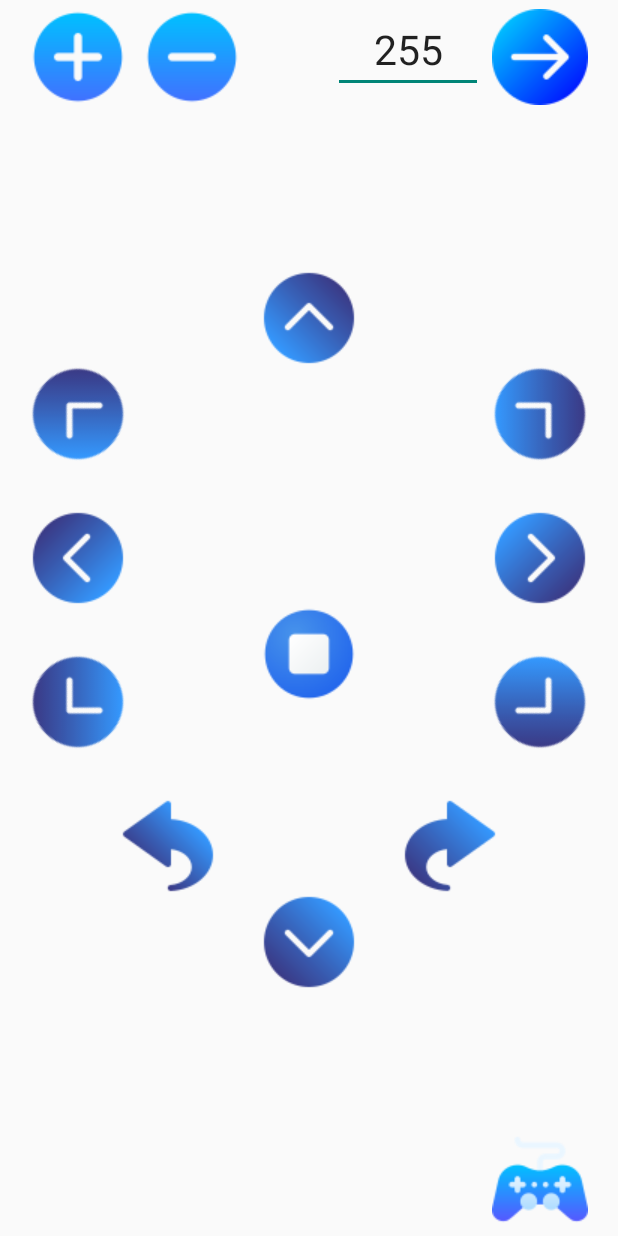
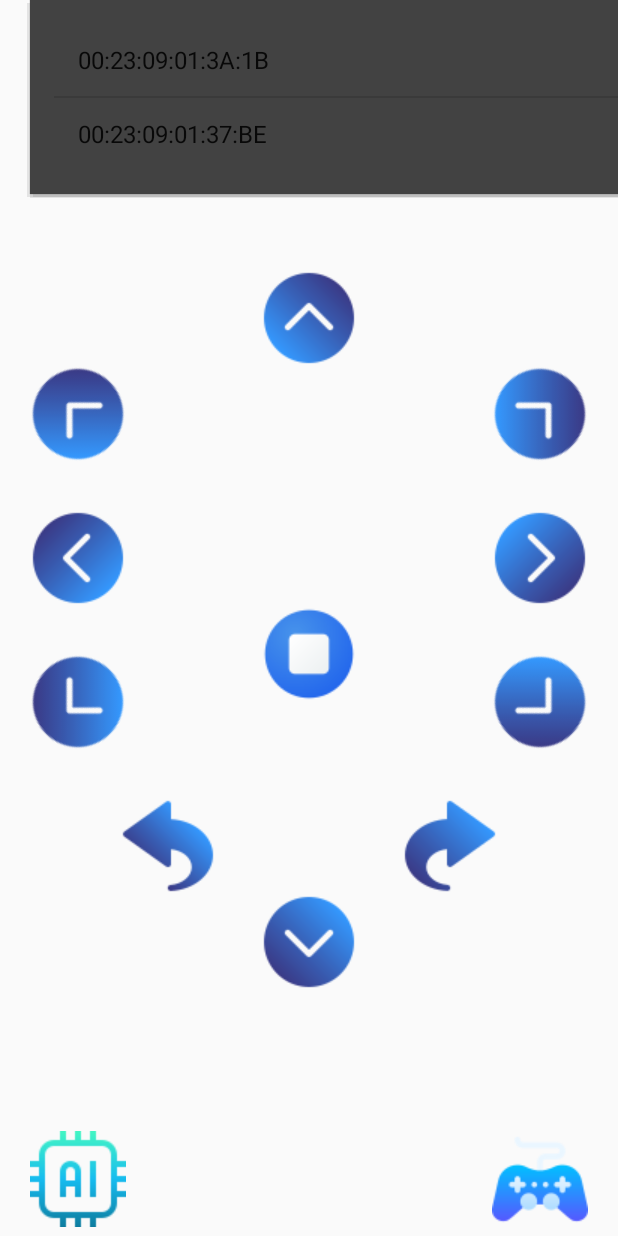
Before and after one commit to Dominik308/ArduinoCarControl, an Android app: the screen it shows after launch (MainActivity), after a tap on an icon or button, on a phone screen of 412 x 824 dp. Run offline under Robolectric (Android 15) with nearby library versions, the phone set to English and light mode, and no system bars.

Commit message:
Added connections popup for different devices. Added a little exception handling

```diff
--- a/app/src/main/java/de/domi/arduinocarcontrol/BluetoothInfo.java
+++ b/app/src/main/java/de/domi/arduinocarcontrol/BluetoothInfo.java
@@ -1,14 +1,12 @@
 package de.domi.arduinocarcontrol;
 
 import android.bluetooth.BluetoothAdapter;
-import android.bluetooth.BluetoothDevice;
 
 import java.util.UUID;
 
 public class BluetoothInfo {
     protected static final UUID uuid = UUID.fromString("00001101-0000-1000-8000-00805F9B34FB");
     protected static final BluetoothAdapter bluetoothAdapter = BluetoothAdapter.getDefaultAdapter();
-    protected static final BluetoothDevice device = bluetoothAdapter.getRemoteDevice("00:23:09:01:3A:1B");
     protected static final char COMMAND_FORWARD = 'F';
     protected static final char COMMAND_BACKWARD = 'B';
     protected static final char COMMAND_LEFT = 'L';
@@ -20,5 +18,7 @@ public class BluetoothInfo {
     protected static final char COMMAND_ROTATE_LEFT = 'C';
     protected static final char COMMAND_ROTATE_RIGHT = 'D';
     protected static final char COMMAND_STOP = 'S';
+    protected static final char COMMAND_SELF_DRIVE = 'A';
+
 
 }
--- a/app/src/main/java/de/domi/arduinocarcontrol/MainActivity.java
+++ b/app/src/main/java/de/domi/arduinocarcontrol/MainActivity.java
@@ -2,14 +2,23 @@ package de.domi.arduinocarcontrol;
 
 import android.Manifest;
 import android.annotation.SuppressLint;
+import android.bluetooth.BluetoothDevice;
 import android.bluetooth.BluetoothSocket;
 import android.content.Intent;
 import android.content.pm.PackageManager;
+import android.graphics.Color;
 import android.os.Bundle;
 import android.util.Log;
+import android.view.LayoutInflater;
 import android.view.MotionEvent;
+import android.view.View;
+import android.view.ViewGroup;
+import android.widget.ArrayAdapter;
 import android.widget.EditText;
 import android.widget.ImageButton;
+import android.widget.ListView;
+import android.widget.PopupWindow;
+import android.widget.TextView;
 import android.widget.Toast;
 
 import androidx.appcompat.app.AppCompatActivity;
@@ -21,8 +30,10 @@ import java.io.OutputStream;
 public class MainActivity extends AppCompatActivity {
     private BluetoothSocket socket;
     private OutputStream outputStream;
+    private TextView status;
+    private PopupWindow popupWindow;
 
-    @SuppressLint("ClickableViewAccessibility")
+    @SuppressLint({"ClickableViewAccessibility", "SetTextI18n"})
     @Override
     protected void onCreate(Bundle savedInstanceState) {
         super.onCreate(savedInstanceState);
@@ -45,12 +56,12 @@ public class MainActivity extends AppCompatActivity {
         ImageButton disconnect = findViewById(R.id.disconnect);
         disconnect.setOnClickListener(v -> onDestroy());
 
-        //start new Intent
+        //Go to Joystick
         ImageButton joystick = findViewById(R.id.joystick);
         joystick.setOnClickListener(v -> {
-            onDestroy();
             Intent intent = new Intent(getApplicationContext(), Joystick.class);
             startActivity(intent);
+            onDestroy();
         });
 
         forwardButton.setOnTouchListener((v, event) -> {
@@ -145,7 +156,48 @@ public class MainActivity extends AppCompatActivity {
         });
 
         stopButton.setOnClickListener(v -> sendCommand(BluetoothInfo.COMMAND_STOP));
-        connect.setOnClickListener(v -> connectToDevice());
+        connect.setOnClickListener(v -> {
+            LayoutInflater inflater = (LayoutInflater) getSystemService(LAYOUT_INFLATER_SERVICE);
+
+            // Inflate the custom layout/view
+            View popupView = inflater.inflate(R.layout.popup_layout, null);
+
+            // Initialize a new instance of PopupWindow
+            popupWindow = new PopupWindow(popupView, ViewGroup.LayoutParams.WRAP_CONTENT, ViewGroup.LayoutParams.WRAP_CONTENT);
+
+            // Set an elevation value for the popup window
+            popupWindow.setElevation(5.0f);
+
+            ListView listView = popupView.findViewById(R.id.listView);
+
+            // Create an ArrayAdapter with the options
+            ArrayAdapter<String> adapter = new ArrayAdapter<>(
+                    MainActivity.this,
+                    android.R.layout.simple_list_item_1,
+                    android.R.id.text1,
+                    new String[]{"00:23:09:01:3A:1B", "00:23:09:01:37:BE"});
+
+            // Set the adapter to the ListView
+            listView.setAdapter(adapter);
+
+            listView.setOnItemClickListener((parent, view, position, id) -> {
+                String address = (String) parent.getItemAtPosition(position);
+                connectToDevice(address);
+                runOnUiThread(() -> popupWindow.dismiss());
+            });
+
+            // Dismiss the popup when the user taps outside of it
+            popupView.setOnTouchListener((v1, event) -> {
+                if (event.getAction() == MotionEvent.ACTION_OUTSIDE) {
+                    runOnUiThread(() -> popupWindow.dismiss());
+                    return true;
+                }
+                return false;
+            });
+
+
+            popupWindow.showAsDropDown(connect, 0, -180);
+        });
 
         sendSpeed.setOnClickListener(v -> {
             try {
@@ -153,19 +205,29 @@ public class MainActivity extends AppCompatActivity {
                     String newSpeed = String.valueOf(speed.getText()) + '\n';
                     outputStream.write(newSpeed.getBytes());
                     outputStream.flush();
-                    Toast.makeText(MainActivity.this, "New Speed: " + speed.getText(), Toast.LENGTH_SHORT).show();
+                    runOnUiThread(() -> Toast.makeText(MainActivity.this, "New Speed: " + speed.getText(), Toast.LENGTH_SHORT).show());
                 } else {
                     Log.e("MSG", "Output stream is null");
                     runOnUiThread(() -> Toast.makeText(MainActivity.this, "Failed to send command", Toast.LENGTH_LONG).show());
                 }
+                runOnUiThread(() -> {
+                    status.setTextColor(Color.RED);
+                    status.setText("Status: Not Connected");
+                    Toast.makeText(MainActivity.this, "Failed to send command", Toast.LENGTH_LONG).show();
+                });
+
             } catch (IOException e) {
                 Log.e("MSG", "Failed to send command", e);
                 e.fillInStackTrace();
-                runOnUiThread(() -> Toast.makeText(MainActivity.this, "Failed to send command", Toast.LENGTH_LONG).show());
             }
         });
+
+        status = findViewById(R.id.status);
+        ImageButton selfDrive = findViewById(R.id.selfDrive);
+        selfDrive.setOnClickListener(v -> sendCommand(BluetoothInfo.COMMAND_SELF_DRIVE));
     }
 
+    @SuppressLint("SetTextI18n")
     private void sendCommand(char command) {
         try {
             if (outputStream != null) {
@@ -173,39 +235,59 @@ public class MainActivity extends AppCompatActivity {
                 outputStream.flush(); // Flush the output stream
             } else {
                 Log.e("MSG", "Output stream is null");
+                status.setText("Status: Not Connected");
+                status.setTextColor(Color.RED);
                 runOnUiThread(() -> Toast.makeText(MainActivity.this, "Failed to send command", Toast.LENGTH_LONG).show());
             }
         } catch (IOException e) {
             Log.e("MSG", "Failed to send command", e);
             e.fillInStackTrace();
+            status.setText("Status: Not Connected");
+            status.setTextColor(Color.RED);
             runOnUiThread(() -> Toast.makeText(MainActivity.this, "Failed to send command", Toast.LENGTH_LONG).show());
         }
     }
 
-    void connectToDevice() {
+    @SuppressLint("SetTextI18n")
+    void connectToDevice(String address) {
         new Thread(() -> {
             try {
                 if (ActivityCompat.checkSelfPermission(MainActivity.this, Manifest.permission.BLUETOOTH_ADMIN) != PackageManager.PERMISSION_GRANTED) {
                     return;
                 }
-                socket = BluetoothInfo.device.createRfcommSocketToServiceRecord(BluetoothInfo.uuid);
+                BluetoothDevice device = BluetoothInfo.bluetoothAdapter.getRemoteDevice(address);
+                socket = device.createRfcommSocketToServiceRecord(BluetoothInfo.uuid);
                 socket.connect();
                 outputStream = socket.getOutputStream();
-                runOnUiThread(() -> Toast.makeText(MainActivity.this, "Bluetooth successfully connected", Toast.LENGTH_LONG).show());
+                runOnUiThread(() -> {
+                    Toast.makeText(MainActivity.this, "Bluetooth successfully connected", Toast.LENGTH_LONG).show();
+                    status.setText("Status: Connected");
+                    status.setTextColor(Color.GREEN);
+                });
+
             } catch (IOException e) {
                 e.fillInStackTrace();
-                runOnUiThread(() -> Toast.makeText(MainActivity.this, "Failed to connect to device", Toast.LENGTH_LONG).show());
+                runOnUiThread(() -> {
+                    Toast.makeText(MainActivity.this, "Failed to connect to device", Toast.LENGTH_LONG).show();
+                    status.setText("Status: Not Connected");
+                    status.setTextColor(Color.RED);
+                });
             }
         }).start();
     }
 
+    @SuppressLint("SetTextI18n")
     @Override
     protected void onDestroy() {
         super.onDestroy();
         try {
             if (socket != null) {
                 socket.close();
-                runOnUiThread(() -> Toast.makeText(MainActivity.this, "Disconnected", Toast.LENGTH_LONG).show());
+                runOnUiThread(() -> {
+                    status.setTextColor(Color.RED);
+                    status.setText("Status: Not Connected");
+                    Toast.makeText(MainActivity.this, "Disconnected", Toast.LENGTH_LONG).show();
+                });
             }
         } catch (IOException e) {
             e.fillInStackTrace();
--- a/app/src/main/res/layout/activity_main.xml
+++ b/app/src/main/res/layout/activity_main.xml
@@ -9,6 +9,7 @@
     tools:context=".MainActivity">
 
     <LinearLayout
+        android:id="@+id/connection"
         android:layout_width="wrap_content"
         android:layout_height="wrap_content"
         android:layout_alignParentTop="true"
@@ -51,7 +52,8 @@
                 android:text="@string/_255"
                 android:textAlignment="center"
                 android:textSize="27sp"
-                tools:ignore="TextViewEdits" />
+                tools:ignore="TextViewEdits"
+                android:autofillHints="" />
 
             <ImageButton
                 android:id="@+id/sendSpeed"
@@ -62,11 +64,27 @@
                 android:background="@null"
                 android:importantForAccessibility="no"
                 android:src="@drawable/right_arrow" />
+        </RelativeLayout>
+    </LinearLayout>
 
-        </RelativeLayout>
+    <TextView
+        android:id="@+id/status"
+        android:layout_width="wrap_content"
+        android:layout_height="wrap_content"
+        android:layout_below="@+id/connection"
+        android:layout_marginTop="3dp"
+        android:text="@string/status_not_connected"
+        android:textColor="#FF0000" />
 
+    <ImageButton
+        android:id="@+id/selfDrive"
+        android:layout_width="wrap_content"
+        android:layout_height="wrap_content"
+        android:layout_alignParentBottom="true"
+        android:background="@null"
+        android:importantForAccessibility="no"
+        android:src="@drawable/technology" />
 
-    </LinearLayout>
 
     <ImageButton
         android:id="@+id/forward"
--- /dev/null
+++ b/app/src/main/res/layout/popup_layout.xml
@@ -0,0 +1,16 @@
+<!-- popup_layout.xml -->
+<LinearLayout xmlns:android="http://schemas.android.com/apk/res/android"
+    android:id="@+id/popup_layout"
+    android:layout_width="wrap_content"
+    android:layout_height="wrap_content"
+    android:background="@color/cardview_dark_background"
+    android:orientation="vertical"
+    android:padding="16dp">
+
+    <!-- Add a ListView for displaying options -->
+    <ListView
+        android:id="@+id/listView"
+        android:layout_width="match_parent"
+        android:layout_height="wrap_content" />
+
+</LinearLayout>
```
Also changed, not shown: app/src/main/java/de/domi/arduinocarcontrol/Joystick.java (+95 -14 lines), app/src/main/res/layout/activity_joystick.xml (+11 -2 lines), app/src/main/res/drawable/technology.png (added).
